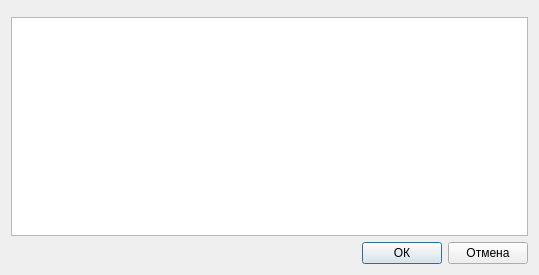
The window that src/therapeutist/therapeutistpickerdialog.ui (megakoko/m-system) describes before a commit, drawn with Qt 5.
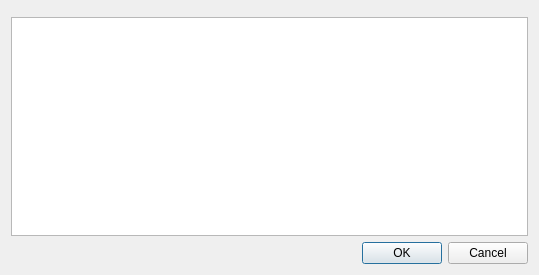
The same window after the commit. Custom widgets are drawn as their Qt base class.

Commit message: Заменил кнопки "ОК - Отмена" в диалоговых окнах на стандартный виджет QDialogButtonBox.

Diff of the .ui file:
```diff
--- a/src/therapeutist/therapeutistpickerdialog.ui
+++ b/src/therapeutist/therapeutistpickerdialog.ui
@@ -31,35 +31,11 @@
     </widget>
    </item>
    <item>
-    <layout class="QHBoxLayout" name="horizontalLayout">
-     <item>
-      <spacer name="horizontalSpacer">
-       <property name="orientation">
-        <enum>Qt::Horizontal</enum>
-       </property>
-       <property name="sizeHint" stdset="0">
-        <size>
-         <width>40</width>
-         <height>20</height>
-        </size>
-       </property>
-      </spacer>
-     </item>
-     <item>
-      <widget class="QPushButton" name="m_ok">
-       <property name="text">
-        <string>ОК</string>
-       </property>
-      </widget>
-     </item>
-     <item>
-      <widget class="QPushButton" name="m_cancel">
-       <property name="text">
-        <string>Отмена</string>
-       </property>
-      </widget>
-     </item>
-    </layout>
+    <widget class="QDialogButtonBox" name="m_buttonBox">
+     <property name="standardButtons">
+      <set>QDialogButtonBox::Cancel|QDialogButtonBox::Ok</set>
+     </property>
+    </widget>
    </item>
   </layout>
  </widget>
```
The commit also changes 19 other files.
